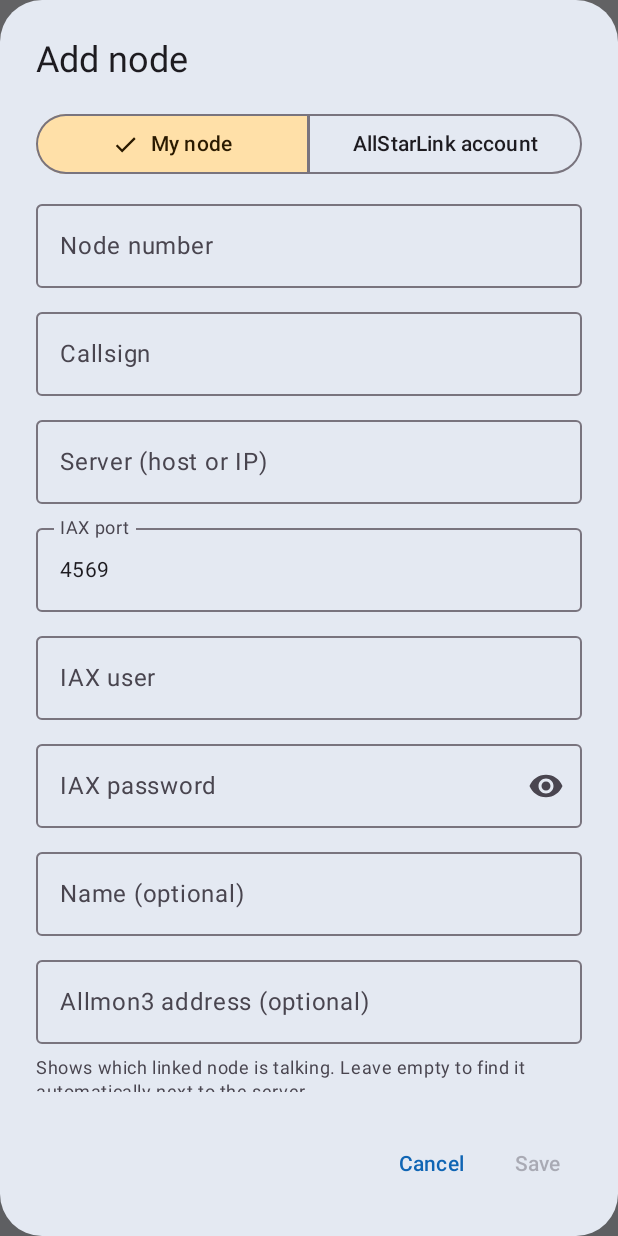
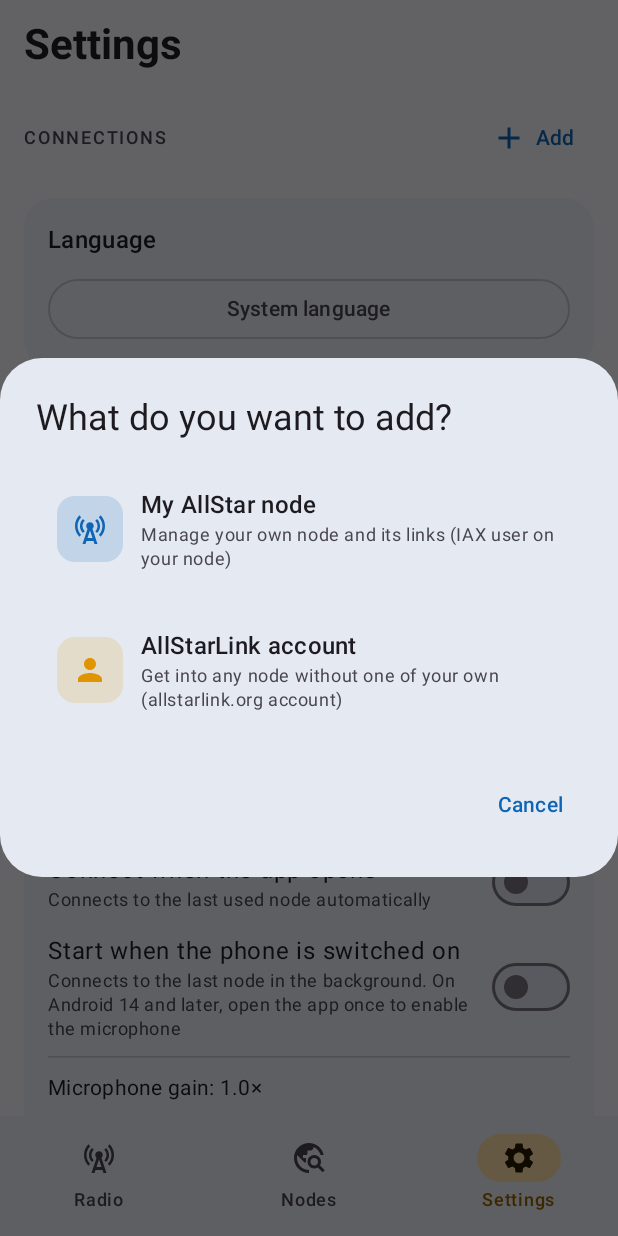
Before and after one commit to pyopower/allstar-mobile, an Android app built with Jetpack Compose: the screen it shows after launch (MainActivity), after a tap on "Add my node", on a phone screen of 412 x 824 dp. Run offline under Robolectric (Android 15) with nearby library versions, the phone set to English and light mode, and no system bars; network calls fail; pictures from the network do not load.

Commit message:
Settings: 'Connections' list with kind icon/label per entry, delete button with confirmation, 'Add' asks the kind first (own node / AllStarLink account); type fixed when editing; versionCode 4
Co-Authored-By: Claude Opus 5.5 <noreply@anthropic.com>
Claude-Session: https://claude.ai/code/session_01Hi9GtvT6gMy8uqjNwYrW84

```diff
--- a/app/build.gradle.kts
+++ b/app/build.gradle.kts
@@ -12,7 +12,7 @@ android {
         applicationId = "ovh.adan.allstar"
         minSdk = 24
         targetSdk = 36
-        versionCode = 3
+        versionCode = 4
         versionName = "1.0.1"
     }
 
--- a/app/src/main/java/ovh/adan/allstar/ui/SettingsScreen.kt
+++ b/app/src/main/java/ovh/adan/allstar/ui/SettingsScreen.kt
@@ -19,6 +19,12 @@ import androidx.compose.foundation.text.KeyboardOptions
 import androidx.compose.foundation.text.selection.SelectionContainer
 import androidx.compose.foundation.verticalScroll
 import androidx.compose.material.icons.Icons
+import androidx.compose.foundation.layout.size
+import androidx.compose.foundation.layout.Box
+import androidx.compose.ui.draw.clip
+import androidx.compose.material.icons.filled.CellTower
+import androidx.compose.material.icons.filled.Person
+import androidx.compose.material.icons.filled.Delete
 import androidx.compose.material.icons.filled.Add
 import androidx.compose.material.icons.filled.CheckCircle
 import androidx.compose.material.icons.filled.ContentCopy
@@ -79,7 +85,14 @@ fun SettingsScreen(
 ) {
     val prefs = Radio.prefs
     var editing by remember { mutableStateOf<Profile?>(null) }
-    if (editRequest != null) { editing = editRequest; onEditRequestHandled() }
+    var choosing by remember { mutableStateOf(false) }
+    var deleting by remember { mutableStateOf<Profile?>(null) }
+    if (editRequest != null) {
+        // an empty new profile (from the welcome screen) asks for the type first; a setup link opens directly
+        if (editRequest.host.isBlank() && !editRequest.account && profiles.none { it.id == editRequest.id }) choosing = true
+        else editing = editRequest
+        onEditRequestHandled()
+    }
     val ctx = LocalContext.current
     val clipboard = LocalClipboardManager.current
     var showManual by remember { mutableStateOf(false) }
@@ -89,7 +102,7 @@ fun SettingsScreen(
         Text(stringResource(R.string.tab_settings), style = MaterialTheme.typography.headlineMedium)
 
         SectionTitle(stringResource(R.string.profiles)) {
-            TextButton(onClick = { editing = Profile() }) {
+            TextButton(onClick = { choosing = true }) {
                 Icon(Icons.Default.Add, null); Spacer(Modifier.width(6.dp)); Text(stringResource(R.string.add_profile))
             }
         }
@@ -98,15 +111,20 @@ fun SettingsScreen(
             Card(onClick = { onSelectProfile(p) }, shape = RoundedCornerShape(16.dp),
                 colors = CardDefaults.cardColors(containerColor = MaterialTheme.colorScheme.surfaceContainer)) {
                 Row(Modifier.fillMaxWidth().padding(start = 14.dp, top = 8.dp, bottom = 8.dp), verticalAlignment = Alignment.CenterVertically) {
-                    NodeBadge(p.node.ifBlank { "ASL" }, highlight = active)
+                    KindIcon(p.account, active)
                     Spacer(Modifier.width(12.dp))
                     Column(Modifier.weight(1f)) {
                         Text(p.title, style = MaterialTheme.typography.titleMedium)
-                        Text(if (p.account) stringResource(R.string.profile_account_sub, p.node.ifBlank { "—" }) else "${p.username}@${p.host}:${p.port}", style = MaterialTheme.typography.bodySmall,
-                            color = MaterialTheme.colorScheme.onSurfaceVariant)
+                        Text(stringResource(if (p.account) R.string.kind_account else R.string.kind_node),
+                            style = MaterialTheme.typography.labelMedium,
+                            color = if (p.account) LocalRadioColors.current.star else MaterialTheme.colorScheme.primary)
+                        Text(if (p.account) stringResource(R.string.profile_account_sub, p.node.ifBlank { "—" })
+                            else stringResource(R.string.profile_node_sub, p.node, "${p.host}:${p.port}"),
+                            style = MaterialTheme.typography.bodySmall, color = MaterialTheme.colorScheme.onSurfaceVariant)
                     }
                     if (active) Icon(Icons.Default.CheckCircle, stringResource(R.string.active), tint = LocalRadioColors.current.rx)
                     IconButton(onClick = { editing = p }) { Icon(Icons.Default.Edit, stringResource(R.string.edit_profile)) }
+                    IconButton(onClick = { deleting = p }) { Icon(Icons.Default.Delete, stringResource(R.string.delete)) }
                 }
             }
         }
@@ -237,6 +255,21 @@ fun SettingsScreen(
         }
     }
 
+    if (choosing) {
+        AddChooser(onPick = { account -> choosing = false; editing = Profile(account = account) }, onDismiss = { choosing = false })
+    }
+    deleting?.let { p ->
+        AlertDialog(
+            onDismissRequest = { deleting = null },
+            title = { Text(stringResource(R.string.delete_confirm, p.title)) },
+            confirmButton = {
+                TextButton(onClick = { onDeleteProfile(p); deleting = null }) {
+                    Text(stringResource(R.string.delete), color = MaterialTheme.colorScheme.error)
+                }
+            },
+            dismissButton = { TextButton(onClick = { deleting = null }) { Text(stringResource(R.string.cancel)) } },
+        )
+    }
     editing?.let { p ->
         ProfileDialog(p, isNew = profiles.none { it.id == p.id },
             onSave = { onSaveProfile(it); editing = null },
@@ -247,6 +280,48 @@ fun SettingsScreen(
 
 @Composable
 private fun key(v: Int, content: @Composable () -> Unit) = androidx.compose.runtime.key(v) { content() }
+
+/** Antenna for an own node, person for an AllStarLink account. */
+@Composable
+private fun KindIcon(account: Boolean, active: Boolean) {
+    val rc = LocalRadioColors.current
+    val fg = when { active -> rc.rx; account -> rc.star; else -> MaterialTheme.colorScheme.primary }
+    Box(Modifier.size(44.dp).clip(RoundedCornerShape(12.dp)).background(fg.copy(alpha = 0.16f)), contentAlignment = Alignment.Center) {
+        Icon(if (account) Icons.Default.Person else Icons.Default.CellTower, null, tint = fg)
+    }
+}
+
+/** First step of «Add»: which kind of connection. */
+@Composable
+private fun AddChooser(onPick: (account: Boolean) -> Unit, onDismiss: () -> Unit) {
+    AlertDialog(
+        onDismissRequest = onDismiss,
+        title = { Text(stringResource(R.string.add_choose_title)) },
+        text = {
+            Column(verticalArrangement = Arrangement.spacedBy(10.dp)) {
+                ChooserCard(false, R.string.choose_node_title, R.string.choose_node_sub) { onPick(false) }
+                ChooserCard(true, R.string.choose_account_title, R.string.choose_account_sub) { onPick(true) }
+            }
+        },
+        confirmButton = {},
+        dismissButton = { TextButton(onClick = onDismiss) { Text(stringResource(R.string.cancel)) } },
+    )
+}
+
+@Composable
+private fun ChooserCard(account: Boolean, title: Int, sub: Int, onClick: () -> Unit) {
+    Card(onClick = onClick, shape = RoundedCornerShape(16.dp),
+        colors = CardDefaults.cardColors(containerColor = MaterialTheme.colorScheme.surfaceContainerHigh)) {
+        Row(Modifier.fillMaxWidth().padding(14.dp), verticalAlignment = Alignment.CenterVertically) {
+            KindIcon(account, false)
+            Spacer(Modifier.width(12.dp))
+            Column(Modifier.weight(1f)) {
+                Text(stringResource(title), style = MaterialTheme.typography.titleMedium)
+                Text(stringResource(sub), style = MaterialTheme.typography.bodySmall, color = MaterialTheme.colorScheme.onSurfaceVariant)
+            }
+        }
+    }
+}
 
 @Composable
 private fun SettingsCard(content: @Composable () -> Unit) {
@@ -278,21 +353,22 @@ private fun ProfileDialog(p: Profile, isNew: Boolean, onSave: (Profile) -> Unit,
     var call by remember { mutableStateOf(p.callsign) }
     var allmon by remember { mutableStateOf(p.allmon) }
     var show by remember { mutableStateOf(false) }
-    var account by remember { mutableStateOf(p.account) }
+    val account = p.account
     val valid = if (account) call.isNotBlank() && secret.isNotEmpty() && node.all { it.isDigit() }
         else host.isNotBlank() && user.isNotBlank() && node.isNotBlank() && node.all { it.isDigit() } &&
             (port.toIntOrNull() ?: 0) in 1..65535
 
     AlertDialog(
         onDismissRequest = onDismiss,
-        title = { Text(stringResource(if (isNew) R.string.add_profile else R.string.edit_profile)) },
+        title = { Text(stringResource(when {
+            account && isNew -> R.string.dlg_add_account
+            account -> R.string.dlg_edit_account
+            isNew -> R.string.dlg_add_node
+            else -> R.string.edit_profile
+        })) },
         text = {
             Column(Modifier.verticalScroll(rememberScrollState()), verticalArrangement = Arrangement.spacedBy(8.dp)) {
-                SingleChoiceSegmentedButtonRow(Modifier.fillMaxWidth()) {
-                    SegmentedButton(!account, { account = false }, SegmentedButtonDefaults.itemShape(0, 2)) { Text(stringResource(R.string.f_mode_node)) }
-                    SegmentedButton(account, { account = true }, SegmentedButtonDefaults.itemShape(1, 2)) { Text(stringResource(R.string.f_mode_account)) }
-                }
-                if (account) Text(stringResource(R.string.account_hint), style = MaterialTheme.typography.bodySmall,
+                Text(stringResource(if (account) R.string.account_hint else R.string.node_hint), style = MaterialTheme.typography.bodySmall,
                     color = MaterialTheme.colorScheme.onSurfaceVariant)
                 if (account) {
                     Field(call, { call = it.uppercase().trim() }, stringResource(R.string.f_callsign))
--- a/app/src/main/res/values/strings.xml
+++ b/app/src/main/res/values/strings.xml
@@ -61,8 +61,8 @@
     <string name="frequency">Frequency</string>
     <string name="location">Location</string>
 
-    <string name="profiles">My nodes</string>
-    <string name="add_profile">Add node</string>
+    <string name="profiles">Connections</string>
+    <string name="add_profile">Add</string>
     <string name="edit_profile">Edit node</string>
     <string name="f_name">Name (optional)</string>
     <string name="f_host">Server (host or IP)</string>
@@ -166,7 +166,7 @@
     <string name="account_hint">No node of your own needed: sign in with your allstarlink.org account and call any node that accepts app connections (Web Transceiver). The password is stored encrypted on this phone.</string>
     <string name="f_portal_password">allstarlink.org password</string>
     <string name="f_target_node">Node to call (optional, can be chosen in Nodes)</string>
-    <string name="profile_account_sub">AllStarLink account · node %1$s</string>
+    <string name="profile_account_sub">Last node called: %1$s</string>
     <string name="call_node">Connect to this node</string>
     <string name="pick_node_first">Choose a node to call in the Nodes tab</string>
     <string name="wt_no_echolink">EchoLink nodes cannot be called without a node of your own</string>
@@ -177,4 +177,17 @@
     <string name="cid_send_sub">A short data burst at the start and end of each transmission so other stations can show who is talking</string>
     <string name="ev_cid">Ham CallerID: %1$s</string>
     <string name="cid_last">Last heard: %1$s · %2$s</string>
+    <string name="add_choose_title">What do you want to add?</string>
+    <string name="choose_node_title">My AllStar node</string>
+    <string name="choose_node_sub">Manage your own node and its links (IAX user on your node)</string>
+    <string name="choose_account_title">AllStarLink account</string>
+    <string name="choose_account_sub">Get into any node without one of your own (allstarlink.org account)</string>
+    <string name="dlg_add_node">Add my node</string>
+    <string name="dlg_add_account">Add AllStarLink account</string>
+    <string name="dlg_edit_account">Edit account</string>
+    <string name="kind_node">Own node · IAX</string>
+    <string name="kind_account">AllStarLink account · no node</string>
+    <string name="profile_node_sub">Node %1$s · %2$s</string>
+    <string name="delete_confirm">Delete «%1$s»?</string>
+    <string name="node_hint">Your node\'s IAX user (created with the setup script or by hand). From here you manage its links.</string>
 </resources>
```
Also changed, not shown: 11 other files.
